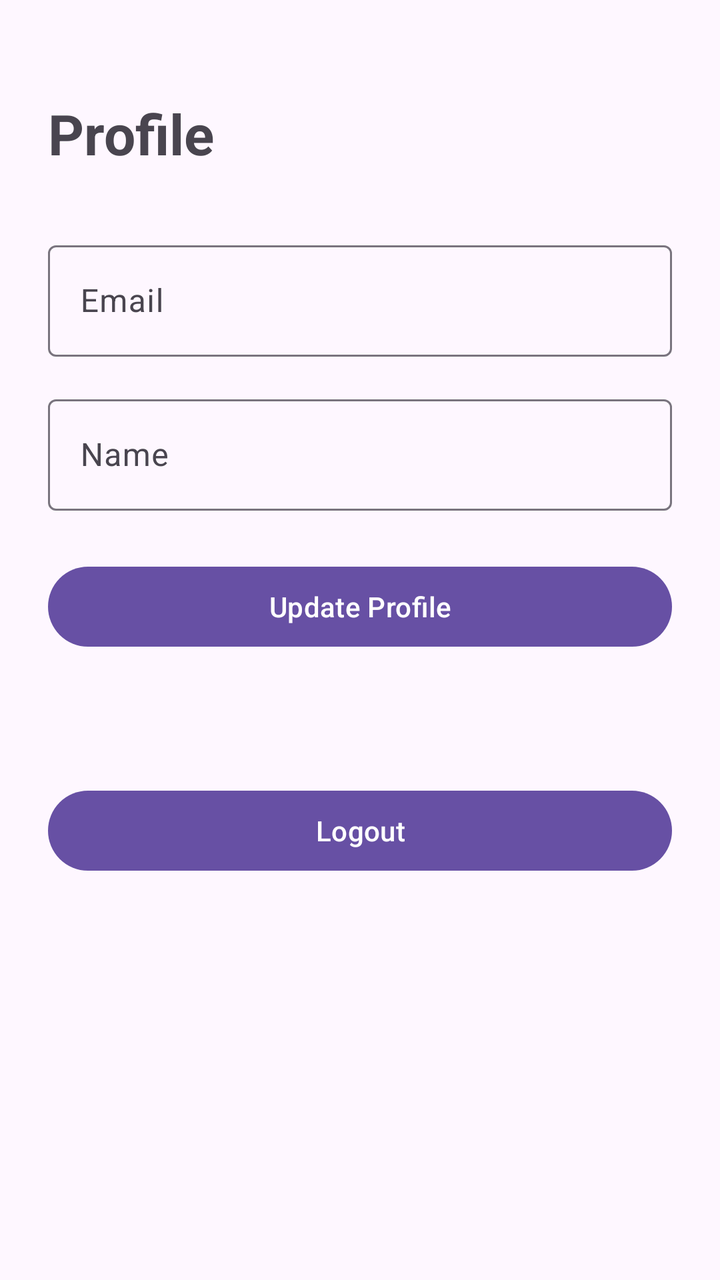
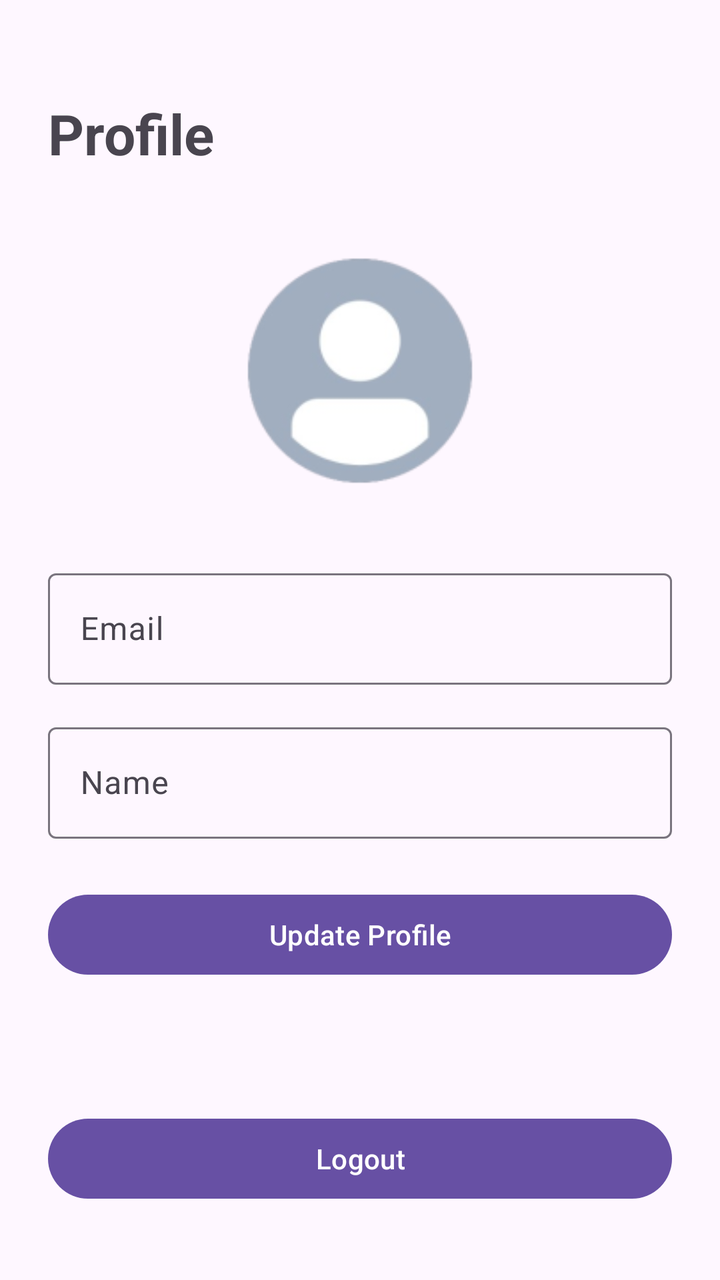

The first picture is an Android layout as it rendered before a commit; the second is the same layout after the commit. The layout source and the unified diff follow.
<!-- AndroidManifest.xml: application theme Theme.Notes -->
<!-- res/layout/activity_email_user.xml -->
<?xml version="1.0" encoding="utf-8"?>
<androidx.constraintlayout.widget.ConstraintLayout xmlns:android="http://schemas.android.com/apk/res/android"
    xmlns:app="http://schemas.android.com/apk/res-auto"
    xmlns:tools="http://schemas.android.com/tools"
    android:id="@+id/main"
    android:layout_width="match_parent"
    android:layout_height="match_parent"
    tools:context=".auth.EmailUser">

    
    <TextView
        android:id="@+id/userTitle"
        android:layout_width="wrap_content"
        android:layout_height="wrap_content"
        android:layout_marginStart="24dp"
        android:layout_marginTop="48dp"
        android:text="@string/profile"
        android:textSize="28sp"
        android:textStyle="bold"
        app:layout_constraintStart_toStartOf="parent"
        app:layout_constraintTop_toTopOf="parent" />

    
    <com.google.android.material.textfield.TextInputLayout
        android:id="@+id/emailLayout"
        android:layout_width="0dp"
        android:layout_height="wrap_content"
        android:layout_marginStart="24dp"
        android:layout_marginTop="32dp"
        android:layout_marginEnd="24dp"
        android:hint="@string/email"
        app:layout_constraintEnd_toEndOf="parent"
        app:layout_constraintStart_toStartOf="parent"
        app:layout_constraintTop_toBottomOf="@id/userTitle">

        <com.google.android.material.textfield.TextInputEditText
            android:id="@+id/emailInput"
            android:layout_width="match_parent"
            android:layout_height="wrap_content"
            android:enabled="false" />
    </com.google.android.material.textfield.TextInputLayout>

    
    <com.google.android.material.textfield.TextInputLayout
        android:id="@+id/usernameLayout"
        android:layout_width="0dp"
        android:layout_height="wrap_content"
        android:layout_marginStart="24dp"
        android:layout_marginTop="16dp"
        android:layout_marginEnd="24dp"
        android:hint="@string/name"
        app:layout_constraintEnd_toEndOf="parent"
        app:layout_constraintStart_toStartOf="parent"
        app:layout_constraintTop_toBottomOf="@id/emailLayout">

        <com.google.android.material.textfield.TextInputEditText
            android:id="@+id/nameInput"
            android:layout_width="match_parent"
            android:layout_height="wrap_content"
            android:inputType="textPersonName" />
    </com.google.android.material.textfield.TextInputLayout>

    
    <com.google.android.material.button.MaterialButton
        android:id="@+id/updateButton"
        android:layout_width="0dp"
        android:layout_height="wrap_content"
        android:layout_marginStart="24dp"
        android:layout_marginTop="24dp"
        android:layout_marginEnd="24dp"
        android:text="@string/update_profile"
        app:layout_constraintEnd_toEndOf="parent"
        app:layout_constraintStart_toStartOf="parent"
        app:layout_constraintTop_toBottomOf="@id/usernameLayout" />

    
    <com.google.android.material.button.MaterialButton
        android:id="@+id/logoutButton"
        android:layout_width="0dp"
        android:layout_height="wrap_content"
        android:layout_marginStart="24dp"
        android:layout_marginTop="64dp"
        android:layout_marginEnd="24dp"
        android:text="@string/logout"
        app:layout_constraintEnd_toEndOf="parent"
        app:layout_constraintStart_toStartOf="parent"
        app:layout_constraintTop_toBottomOf="@id/updateButton" />

</androidx.constraintlayout.widget.ConstraintLayout>
<!-- resources referenced by this layout -->
<resources>
  <string name="email">Email</string>
  <string name="logout">Logout</string>
  <string name="name">Name</string>
  <string name="profile">Profile</string>
  <string name="update_profile">Update Profile</string>
  <style name="Theme.Notes" parent="Base.Theme.Notes" />
  <style name="Base.Theme.Notes" parent="Theme.Material3.DayNight.NoActionBar">
          <item name="android:statusBarColor">@color/background</item>
          <item name="android:navigationBarColor">@color/background</item>
          <item name="android:windowLightStatusBar">true</item>
      </style>
  <color name="background">#FFFDF0FF</color>
</resources>

<!-- the commit's change to res/layout/activity_email_user.xml (unified diff, before → after) -->
@@ -1,89 +1,107 @@
 <?xml version="1.0" encoding="utf-8"?>
-<androidx.constraintlayout.widget.ConstraintLayout xmlns:android="http://schemas.android.com/apk/res/android"
+<ScrollView xmlns:android="http://schemas.android.com/apk/res/android"
     xmlns:app="http://schemas.android.com/apk/res-auto"
     xmlns:tools="http://schemas.android.com/tools"
-    android:id="@+id/main"
     android:layout_width="match_parent"
     android:layout_height="match_parent"
     tools:context=".auth.EmailUser">
 
-    
-    <TextView
-        android:id="@+id/userTitle"
-        android:layout_width="wrap_content"
-        android:layout_height="wrap_content"
-        android:layout_marginStart="24dp"
-        android:layout_marginTop="48dp"
-        android:text="@string/profile"
-        android:textSize="28sp"
-        android:textStyle="bold"
-        app:layout_constraintStart_toStartOf="parent"
-        app:layout_constraintTop_toTopOf="parent" />
+    <androidx.constraintlayout.widget.ConstraintLayout
+        android:id="@+id/main"
+        android:layout_width="match_parent"
+        android:layout_height="wrap_content">
 
-    
-    <com.google.android.material.textfield.TextInputLayout
-        android:id="@+id/emailLayout"
-        android:layout_width="0dp"
-        android:layout_height="wrap_content"
-        android:layout_marginStart="24dp"
-        android:layout_marginTop="32dp"
-        android:layout_marginEnd="24dp"
-        android:hint="@string/email"
-        app:layout_constraintEnd_toEndOf="parent"
-        app:layout_constraintStart_toStartOf="parent"
-        app:layout_constraintTop_toBottomOf="@id/userTitle">
+        
+        <TextView
+            android:id="@+id/userTitle"
+            android:layout_width="wrap_content"
+            android:layout_height="wrap_content"
+            android:layout_marginStart="24dp"
+            android:layout_marginTop="48dp"
+            android:text="@string/profile"
+            android:textSize="28sp"
+            android:textStyle="bold"
+            app:layout_constraintStart_toStartOf="parent"
+            app:layout_constraintTop_toTopOf="parent" />
 
-        <com.google.android.material.textfield.TextInputEditText
-            android:id="@+id/emailInput"
-            android:layout_width="match_parent"
+        <ImageView
+            android:id="@+id/avatarImage"
+            android:layout_width="128dp"
+            android:layout_height="128dp"
+            android:layout_marginTop="36dp"
+            android:background="@mipmap/avatar"
+            android:contentDescription="@string/avatar"
+            android:scaleType="centerCrop"
+            app:layout_constraintEnd_toEndOf="parent"
+            app:layout_constraintStart_toStartOf="parent"
+            app:layout_constraintTop_toBottomOf="@id/userTitle" />
+
+        
+        <com.google.android.material.textfield.TextInputLayout
+            android:id="@+id/emailLayout"
+            android:layout_width="0dp"
             android:layout_height="wrap_content"
-            android:enabled="false" />
-    </com.google.android.material.textfield.TextInputLayout>
+            android:layout_marginStart="24dp"
+            android:layout_marginTop="32dp"
+            android:layout_marginEnd="24dp"
+            android:hint="@string/email"
+            app:layout_constraintEnd_toEndOf="parent"
+            app:layout_constraintStart_toStartOf="parent"
+            app:layout_constraintTop_toBottomOf="@id/avatarImage">
 
-    
-    <com.google.android.material.textfield.TextInputLayout
-        android:id="@+id/usernameLayout"
-        android:layout_width="0dp"
-        android:layout_height="wrap_content"
-        android:layout_marginStart="24dp"
-        android:layout_marginTop="16dp"
-        android:layout_marginEnd="24dp"
-        android:hint="@string/name"
-        app:layout_constraintEnd_toEndOf="parent"
-        app:layout_constraintStart_toStartOf="parent"
-        app:layout_constraintTop_toBottomOf="@id/emailLayout">
+            <com.google.android.material.textfield.TextInputEditText
+                android:id="@+id/emailInput"
+                android:layout_width="match_parent"
+                android:layout_height="wrap_content"
+                android:enabled="false" />
+        </com.google.android.material.textfield.TextInputLayout>
 
-        <com.google.android.material.textfield.TextInputEditText
-            android:id="@+id/nameInput"
-            android:layout_width="match_parent"
+        
+        <com.google.android.material.textfield.TextInputLayout
+            android:id="@+id/usernameLayout"
+            android:layout_width="0dp"
             android:layout_height="wrap_content"
-            android:inputType="textPersonName" />
-    </com.google.android.material.textfield.TextInputLayout>
+            android:layout_marginStart="24dp"
+            android:layout_marginTop="16dp"
+            android:layout_marginEnd="24dp"
+            android:hint="@string/name"
+            app:layout_constraintEnd_toEndOf="parent"
+            app:layout_constraintStart_toStartOf="parent"
+            app:layout_constraintTop_toBottomOf="@id/emailLayout">
 
-    
-    <com.google.android.material.button.MaterialButton
-        android:id="@+id/updateButton"
-        android:layout_width="0dp"
-        android:layout_height="wrap_content"
-        android:layout_marginStart="24dp"
-        android:layout_marginTop="24dp"
-        android:layout_marginEnd="24dp"
-        android:text="@string/update_profile"
-        app:layout_constraintEnd_toEndOf="parent"
-        app:layout_constraintStart_toStartOf="parent"
-        app:layout_constraintTop_toBottomOf="@id/usernameLayout" />
+            <com.google.android.material.textfield.TextInputEditText
+                android:id="@+id/nameInput"
+                android:layout_width="match_parent"
+                android:layout_height="wrap_content"
+                android:inputType="textPersonName" />
+        </com.google.android.material.textfield.TextInputLayout>
 
-    
-    <com.google.android.material.button.MaterialButton
-        android:id="@+id/logoutButton"
-        android:layout_width="0dp"
-        android:layout_height="wrap_content"
-        android:layout_marginStart="24dp"
-        android:layout_marginTop="64dp"
-        android:layout_marginEnd="24dp"
-        android:text="@string/logout"
-        app:layout_constraintEnd_toEndOf="parent"
-        app:layout_constraintStart_toStartOf="parent"
-        app:layout_constraintTop_toBottomOf="@id/updateButton" />
+        
+        <com.google.android.material.button.MaterialButton
+            android:id="@+id/updateButton"
+            android:layout_width="0dp"
+            android:layout_height="wrap_content"
+            android:layout_marginStart="24dp"
+            android:layout_marginTop="24dp"
+            android:layout_marginEnd="24dp"
+            android:text="@string/update_profile"
+            app:layout_constraintEnd_toEndOf="parent"
+            app:layout_constraintStart_toStartOf="parent"
+            app:layout_constraintTop_toBottomOf="@id/usernameLayout" />
 
-</androidx.constraintlayout.widget.ConstraintLayout>
+        
+        <com.google.android.material.button.MaterialButton
+            android:id="@+id/logoutButton"
+            android:layout_width="0dp"
+            android:layout_height="wrap_content"
+            android:layout_marginStart="24dp"
+            android:layout_marginTop="64dp"
+            android:layout_marginEnd="24dp"
+            android:text="@string/logout"
+            app:layout_constraintEnd_toEndOf="parent"
+            app:layout_constraintStart_toStartOf="parent"
+            app:layout_constraintTop_toBottomOf="@id/updateButton" />
+
+    </androidx.constraintlayout.widget.ConstraintLayout>
+
+</ScrollView>
<!-- resource entries referenced after the edit -->
@@ -1,5 +1,7 @@
 <!-- resources referenced by this layout -->
 <resources>
+  <!-- mipmap avatar: png bitmap (mipmap-hdpi, 3323 bytes) -->
+  <string name="avatar">Avatar</string>
   <string name="email">Email</string>
   <string name="logout">Logout</string>
   <string name="name">Name</string>
